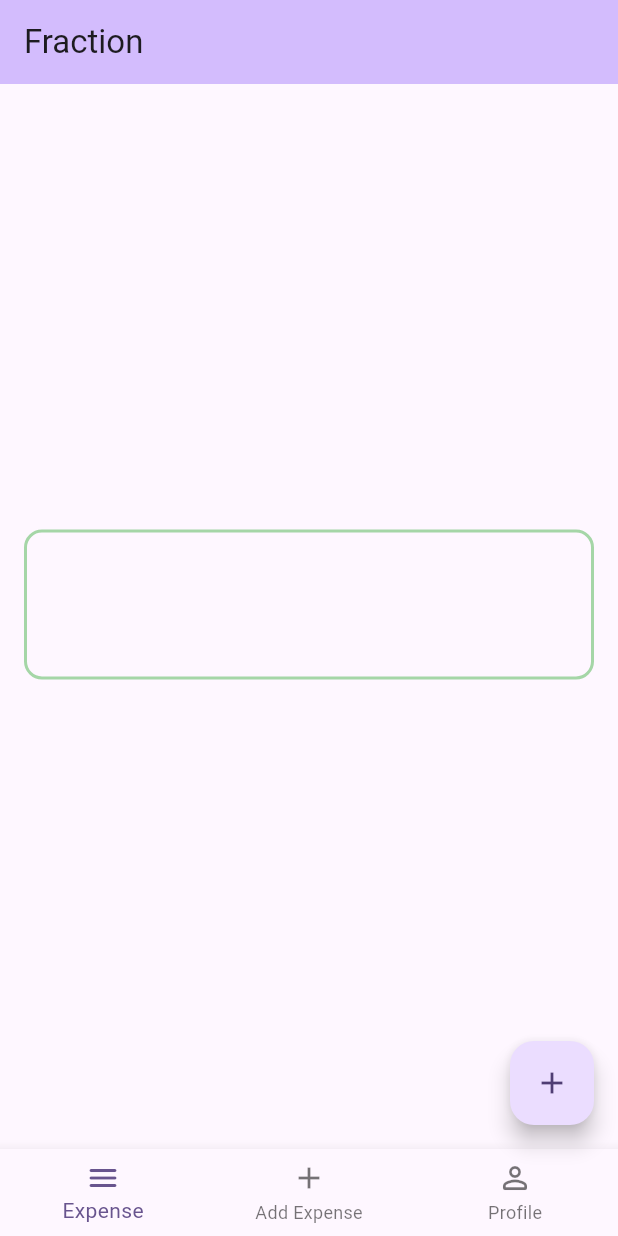
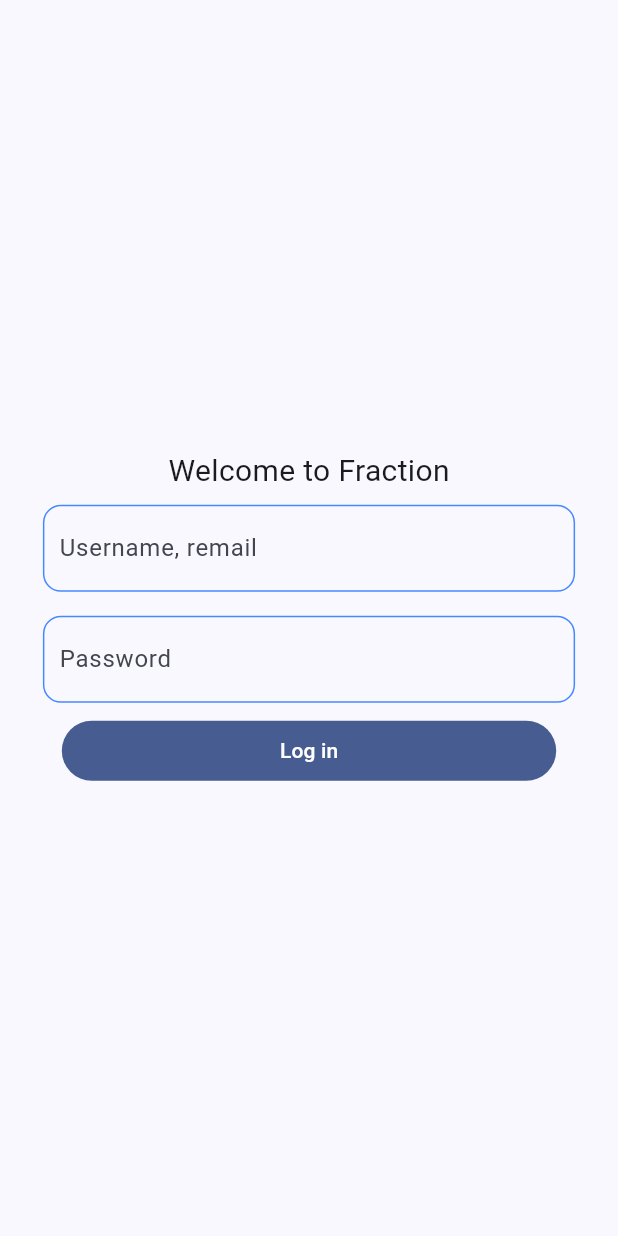
Before and after one commit to sudharshanakshay/fraction, a Flutter app: the screen it shows after launch, on a phone screen of 412 x 824 dp. Run offline on Flutter 3.47's test engine with Material 2 defaults, Android fonts, the phone set to English and light mode, and no system bars; our stand-ins replace cloud_firestore, firebase_auth, firebase_core, google_sign_in; missing offline and left inert: dart:ffi, firebase_ui_auth; accounts and stored records are empty.

Commit message:
[+]project structuring, [+]email based firebase authentication [+]profile page moved to actions in appBar

```diff
--- a/lib/main.dart
+++ b/lib/main.dart
@@ -1,12 +1,16 @@
+import 'package:firebase_auth/firebase_auth.dart';
 import 'package:firebase_core/firebase_core.dart';
 import 'package:firebase_ui_auth/firebase_ui_auth.dart';
 import 'package:flutter/material.dart';
 import 'package:fraction/screens/add_expense.dart';
 import 'package:fraction/screens/profile.dart';
+import 'package:fraction/screens/authorise.dart';
 import 'package:fraction/screens/view_expense.dart';
+import 'package:fraction/services/sign_in_services.dart';
+import 'package:fraction/utils/fraction_app_color.dart';
 import 'package:provider/provider.dart';
 
-import 'app_state.dart';
+import 'services/app_state.dart';
 import 'firebase_options.dart';
 
 void main() async {
@@ -19,9 +23,6 @@ void main() async {
   );
 
   WidgetsFlutterBinding.ensureInitialized();
-  try {} catch (e) {
-    print(e);
-  }
 
   runApp(ChangeNotifierProvider(
     create: (context) => ApplicationState(),
@@ -53,7 +54,7 @@ class MyApp extends StatelessWidget {
         //
         // This works for code too, not just values: Most code changes can be
         // tested with just a hot reload.
-        colorScheme: ColorScheme.fromSeed(seedColor: Colors.deepPurple),
+        colorScheme: ColorScheme.fromSeed(seedColor: themeColor),
         useMaterial3: true,
       ),
       home: const MyHomePage(title: 'Fraction'),
@@ -92,7 +93,7 @@ class _MyHomePageState extends State<MyHomePage> {
     //SignInScreen(),
     ViewExpenseLayout(),
     AddExpenseLayout(),
-    Profile(),
+    //Profile(),
   ];
 
   @override
@@ -103,7 +104,12 @@ class _MyHomePageState extends State<MyHomePage> {
     // The Flutter framework has been optimized to make rerunning build methods
     // fast, so that you can just rebuild anything that needs updating rather
     // than having to individually change instances of widgets.
-    return Scaffold(
+    return Consumer<ApplicationState>(
+        builder: (context, appState, _) => !appState.loggedIn
+            ? SignInPage(
+                title: widget.title,
+              )
+            : Scaffold(
                 appBar: AppBar(
                   // TRY THIS: Try changing the color here to a specific color (to
                   // Colors.amber, perhaps?) and trigger a hot reload to see the AppBar
@@ -112,14 +118,24 @@ class _MyHomePageState extends State<MyHomePage> {
                   // Here we take the value from the MyHomePage object that was created by
                   // the App.build method, and use it to set our appbar title.
                   title: Text(widget.title),
+                  actions: [
+                    IconButton(
+                        onPressed: () {
+                          Navigator.of(context).push(
+                            MaterialPageRoute(
+                              builder: (context) => const Profile(),
                             ),
-        body: Center(
-          child: _widgetOptions.elementAt(_selectedIndex),
+                          );
+                        },
+                        icon: const Icon(Icons.person_outline_rounded)),
+                  ],
                 ),
-        floatingActionButton: FloatingActionButton(
-          onPressed: () {},
-          child: const Icon(Icons.add),
-        ),
+                body: Center(child: _widgetOptions.elementAt(_selectedIndex)),
+                //body: SignInPage(),
+                // floatingActionButton: FloatingActionButton(
+                //   onPressed: () {},
+                //   child: const Icon(Icons.add),
+                // ),
                 bottomNavigationBar: BottomNavigationBar(
                   items: const <BottomNavigationBarItem>[
                     BottomNavigationBarItem(
@@ -130,14 +146,16 @@ class _MyHomePageState extends State<MyHomePage> {
                       icon: Icon(Icons.add),
                       label: 'Add Expense',
                     ),
-            BottomNavigationBarItem(
-              icon: Icon(Icons.person_outline_rounded),
-              label: 'Profile',
-            ),
+                    // BottomNavigationBarItem(
+                    //   icon: Icon(Icons.person_outline_rounded),
+                    //   label: 'Profile',
+                    // ),
                   ],
                   currentIndex: _selectedIndex,
                   onTap: _onItemTapped,
                   //selectedItemColor: Colors.amber[800],
-        ));
+                )));
+
+    /**/
   }
 }
--- /dev/null
+++ b/lib/model/fraction_user.dart
@@ -0,0 +1,5 @@
+class FractionUser {
+  String userName = '';
+  String emailId = '';
+  String profilePicture = '';
+}
--- a/lib/screens/add_expense.dart
+++ b/lib/screens/add_expense.dart
@@ -1,6 +1,5 @@
 import 'package:cloud_firestore/cloud_firestore.dart';
 import 'package:flutter/material.dart';
-import 'package:fraction/app_state.dart';
 
 class AddExpensePage extends StatelessWidget {
   const AddExpensePage({super.key});
--- /dev/null
+++ b/lib/screens/authorise.dart
@@ -0,0 +1,63 @@
+import 'package:flutter/material.dart';
+
+import '../services/sign_in_services.dart';
+import '../widgets/input_text_field.dart';
+
+class SignInPage extends StatefulWidget {
+  const SignInPage({Key? key, required this.title}) : super(key: key);
+
+  final String title;
+
+  @override
+  State<StatefulWidget> createState() => SignInPageState();
+}
+
+class SignInPageState extends State<SignInPage> {
+  final _emailStringController = TextEditingController();
+  final _passwordStringController = TextEditingController();
+
+  @override
+  build(context) {
+    return Scaffold(
+      // appBar: AppBar(
+      //   // TRY THIS: Try changing the color here to a specific color (to
+      //   // Colors.amber, perhaps?) and trigger a hot reload to see the AppBar
+      //   // change color while the other colors stay the same.
+      //   backgroundColor: Theme.of(context).colorScheme.inversePrimary,
+      //   // Here we take the value from the MyHomePage object that was created by
+      //   // the App.build method, and use it to set our appbar title.
+      //   title: Text(widget.title),
+      // ),
+      body: Center(
+        child: Column(
+          mainAxisAlignment: MainAxisAlignment.center,
+          children: <Widget>[
+            const Text(
+              'Welcome to Fraction',
+              style: TextStyle(fontSize: 20),
+            ),
+            inputTextField(_emailStringController, 'Username, remail'),
+            inputTextField(_passwordStringController, 'Password',
+                obsecure: true),
+            FractionallySizedBox(
+              widthFactor: 0.8,
+              child: FilledButton(
+                  onPressed: () {
+                    emailSignInUser(_emailStringController.text,
+                        _passwordStringController.text);
+                  },
+                  child: const Text('Log in')),
+            ),
+            // TextButton(
+            //     onPressed: () {
+            //       try {
+            //         //signInWithGoogle();
+            //       } catch (e) {}
+            //     },
+            //     child: Text('Button Google Sign In')),
+          ],
+        ),
+      ),
+    );
+  }
+}
--- a/lib/app_state.dart
+++ b/lib/services/app_state.dart
@@ -1,12 +1,9 @@
-import 'dart:ffi';
-
-import 'package:cloud_firestore/cloud_firestore.dart';
 import 'package:firebase_auth/firebase_auth.dart'
     hide EmailAuthProvider, PhoneAuthProvider;
 import 'package:firebase_core/firebase_core.dart';
 import 'package:firebase_ui_auth/firebase_ui_auth.dart';
 import 'package:flutter/material.dart';
-import 'firebase_options.dart';
+import '../firebase_options.dart';
 
 class ApplicationState extends ChangeNotifier {
   ApplicationState() {
@@ -15,6 +12,12 @@ class ApplicationState extends ChangeNotifier {
 
   bool _loggedIn = false;
   bool get loggedIn => _loggedIn;
+  var _userName = '';
+  String get userName => _userName;
+  var _emailId = '';
+  String get emailId => _emailId;
+
+  // ------------- Firebase Initailization -------------
 
   Future<void> init() async {
     await Firebase.initializeApp(
@@ -27,20 +30,16 @@ class ApplicationState extends ChangeNotifier {
     FirebaseAuth.instance.userChanges().listen((user) {
       if (user != null) {
         _loggedIn = true;
+        try {
+          _userName = user.displayName!;
+          _emailId = user.email!;
+        } catch (e) {
+          print(e);
+        }
       } else {
         _loggedIn = false;
       }
       notifyListeners();
     });
   }
-
-  Future<DocumentReference> addExpense(String description, Float cost) {
-    return FirebaseFirestore.instance
-        .collection('expense')
-        .add(<String, dynamic>{
-      'description': description,
-      'cost': cost,
-      'time_stamp': DateTime.now()
-    });
-  }
 }
--- /dev/null
+++ b/lib/utils/fraction_app_color.dart
@@ -0,0 +1,6 @@
+import 'dart:ui';
+
+import 'package:flutter/material.dart';
+
+Color themeColor = const Color.fromRGBO(36, 110, 233, 0);
+Color textInputColor = Colors.blueAccent;
--- /dev/null
+++ b/lib/widgets/input_text_field.dart
@@ -0,0 +1,24 @@
+import 'package:flutter/material.dart';
+
+Widget inputTextField(TextEditingController controller, String label,
+    {bool obsecure = false}) {
+  return FractionallySizedBox(
+    widthFactor: 0.9,
+    child: Container(
+      margin: const EdgeInsets.all(8),
+      decoration: BoxDecoration(
+        border: Border.all(width: 1, color: Colors.blueAccent),
+        borderRadius: BorderRadius.circular(12),
+      ),
+      child: Padding(
+        padding: const EdgeInsets.only(left: 10, right: 10),
+        child: TextField(
+          obscureText: obsecure,
+          controller: controller,
+          decoration:
+              InputDecoration(label: Text(label), border: InputBorder.none),
+        ),
+      ),
+    ),
+  );
+}
--- a/pubspec.yaml
+++ b/pubspec.yaml
@@ -40,6 +40,7 @@ dependencies:
   provider: ^6.0.5
   firebase_ui_auth: ^1.4.3
   firebase_auth: ^4.6.3
+  google_sign_in: ^6.1.4
 
 dev_dependencies:
   flutter_test:
```
Also changed, not shown: lib/screens/profile.dart (+44 -14 lines), lib/screens/view_expense.dart (+2 -6 lines), lib/services/sign_in_services.dart (added, +72 -0 lines), lib/services/view_expense_services.dart (added, +12 -0 lines), lib/widgets/widgets.dart (added, +22 -0 lines), pubspec.lock. Lines whose indentation alone changed are shown as unchanged.
